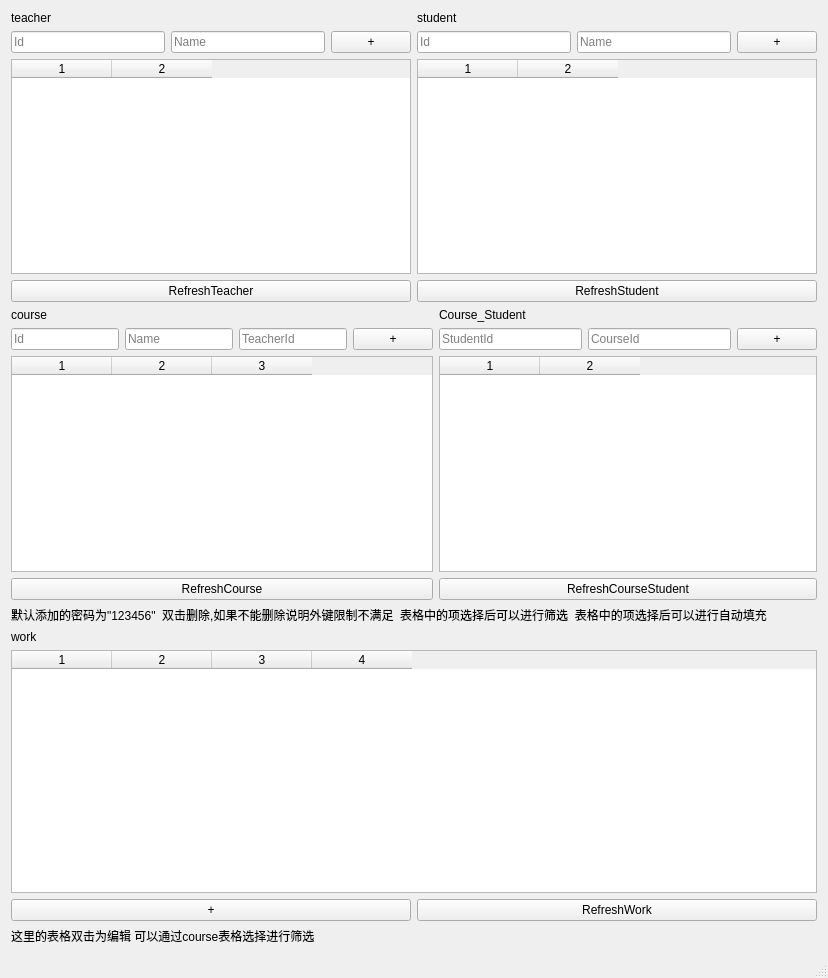
Before: the Qt Designer form adminui.ui in BeanLiu1994/Su6missi0nSys, drawn with Qt 5.
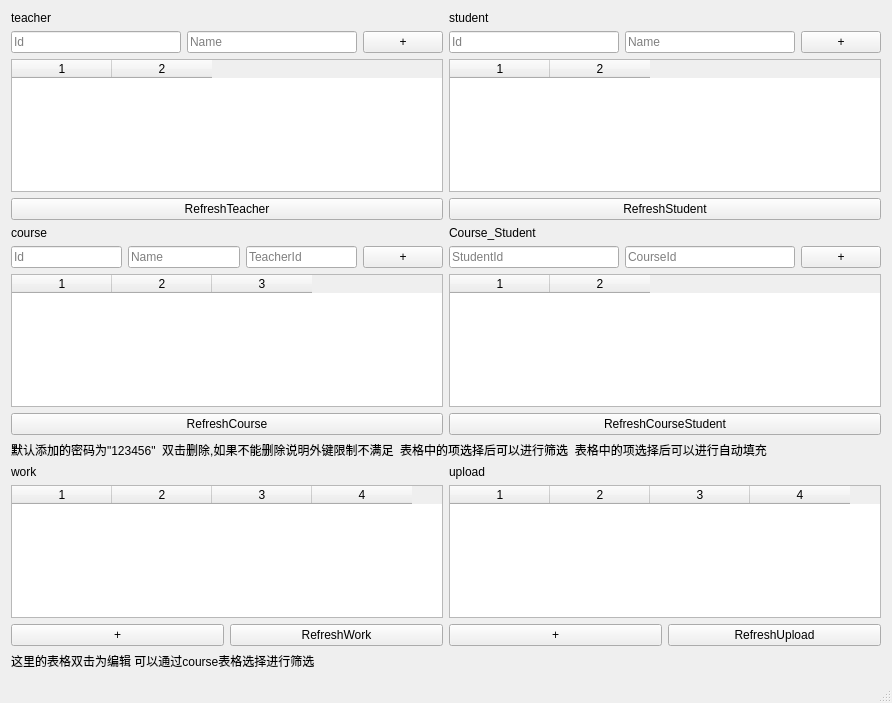
After: the same form once the commit is applied.

What changed in the file:
```diff
--- a/adminui.ui
+++ b/adminui.ui
@@ -6,15 +6,15 @@
    <rect>
     <x>0</x>
     <y>0</y>
-    <width>828</width>
-    <height>978</height>
+    <width>892</width>
+    <height>703</height>
    </rect>
   </property>
   <property name="windowTitle">
    <string>管理员界面</string>
   </property>
   <widget class="QWidget" name="centralWidget">
-   <layout class="QVBoxLayout" name="verticalLayout_6">
+   <layout class="QVBoxLayout" name="verticalLayout_7">
     <item>
      <layout class="QHBoxLayout" name="horizontalLayout_2">
       <item>
@@ -256,6 +256,8 @@
      </widget>
     </item>
     <item>
+     <layout class="QHBoxLayout" name="horizontalLayout_9">
+      <item>
      <layout class="QVBoxLayout" name="verticalLayout_5">
       <item>
        <widget class="QLabel" name="label5">
@@ -296,6 +298,48 @@
      </layout>
     </item>
     <item>
+       <layout class="QVBoxLayout" name="verticalLayout_6">
+        <item>
+         <widget class="QLabel" name="label6">
+          <property name="text">
+           <string>upload</string>
+          </property>
+         </widget>
+        </item>
+        <item>
+         <widget class="QTableWidget" name="upload_table">
+          <property name="columnCount">
+           <number>4</number>
+          </property>
+          <column/>
+          <column/>
+          <column/>
+          <column/>
+         </widget>
+        </item>
+        <item>
+         <layout class="QHBoxLayout" name="horizontalLayout_8">
+          <item>
+           <widget class="QPushButton" name="upload_add_button">
+            <property name="text">
+             <string>+</string>
+            </property>
+           </widget>
+          </item>
+          <item>
+           <widget class="QPushButton" name="UploadRefresh">
+            <property name="text">
+             <string>RefreshUpload</string>
+            </property>
+           </widget>
+          </item>
+         </layout>
+        </item>
+       </layout>
+      </item>
+     </layout>
+    </item>
+    <item>
      <widget class="QLabel" name="info2">
       <property name="text">
        <string>这里的表格双击为编辑 可以通过course表格选择进行筛选</string>
```
Left out of the diff: 2 changed lines with no effect on the pictures. Lines whose indentation alone changed are shown as unchanged.
